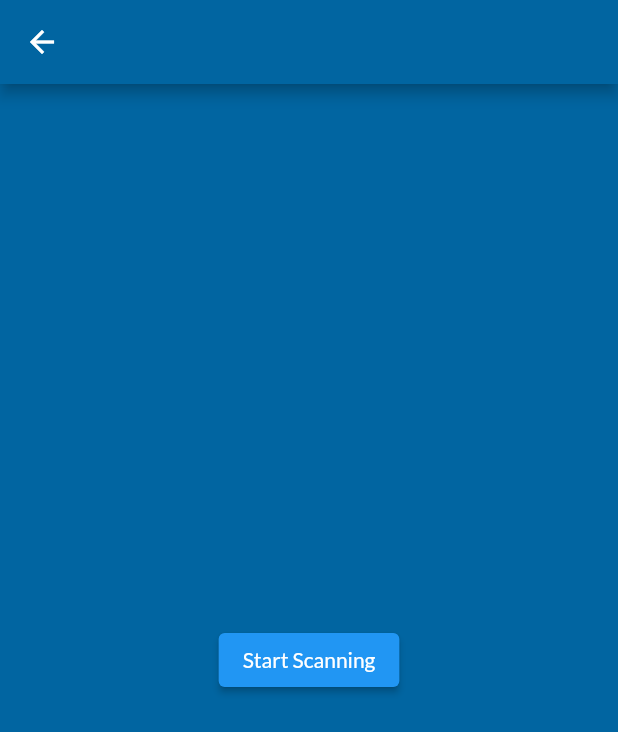
After one commit to kishanhitk/enviro_car, a Flutter app: the BluetoothPage screen opened by its route, after a tap on "Start Scanning", on a phone screen of 412 x 824 dp. The commit adds this screen. Shown: the top 732 px of the screen. Run offline on Flutter 3.47's test engine with Material 2 defaults, Android fonts, the phone set to English and light mode, and no system bars; our stand-ins replace bloc, dio, equatable, flutter_bloc, flutter_blue, google_fonts and 1 more; accounts and stored records are empty; generated files the repository leaves out were written again.

Commit message:
🚧 Add bluetooth package

```diff
--- a/lib/main.dart
+++ b/lib/main.dart
@@ -2,6 +2,7 @@ import 'package:enviro_car/blocs/authentication/authentication_bloc.dart';
 import 'package:enviro_car/consts/colors.dart';
 import 'package:enviro_car/models/user_model.dart';
 import 'package:enviro_car/services/auth/auth_services.dart';
+import 'package:enviro_car/view/bluetooth_page/bluetooth_page.dart';
 import 'package:enviro_car/view/dashboard_page/dashboard_page.dart';
 import 'package:enviro_car/view/landing_page/landing_page.dart';
 import 'package:enviro_car/view/login_page/login_page.dart';
@@ -65,6 +66,7 @@ class _MyAppState extends State<MyApp> {
             '/register': (ctx) => RegisterPage(),
             '/login': (ctx) => LoginPage(),
             '/dashboard': (ctx) => DashboardPage(),
+            '/bluetooth': (_) => BluetoothPage()
           },
         ),
       ),
--- /dev/null
+++ b/lib/view/bluetooth_page/bluetooth_page.dart
@@ -0,0 +1,45 @@
+import 'package:flutter/material.dart';
+import 'package:flutter_blue/flutter_blue.dart';
+
+class BluetoothPage extends StatefulWidget {
+  @override
+  _BluetoothPageState createState() => _BluetoothPageState();
+}
+
+class _BluetoothPageState extends State<BluetoothPage> {
+  FlutterBlue flutterBlue = FlutterBlue.instance;
+  @override
+  Widget build(BuildContext context) {
+    return SafeArea(
+      child: Scaffold(
+        appBar: AppBar(),
+        body: Center(
+          child: Column(
+            mainAxisAlignment: MainAxisAlignment.center,
+            children: [
+              ElevatedButton(
+                onPressed: () {
+                  // Start scanning
+                  flutterBlue.startScan(timeout: Duration(seconds: 4));
+                  flutterBlue.scanResults.listen((results) {
+                    // do something with scan results
+                    for (ScanResult r in results) {
+                      print('${r.device.name} found! rssi: ${r.rssi}');
+                    }
+                  });
+                },
+                child: Text("Start Scanning"),
+              ),
+            ],
+          ),
+        ),
+      ),
+    );
+  }
+
+  @override
+  void dispose() {
+    flutterBlue.stopScan();
+    super.dispose();
+  }
+}
--- a/lib/view/dashboard_page/dashboard_page.dart
+++ b/lib/view/dashboard_page/dashboard_page.dart
@@ -21,6 +21,12 @@ class DashboardPage extends StatelessWidget {
                   Navigator.of(context).pushReplacementNamed('/');
                 },
                 label: "Logout",
+              ),
+              AuthButton(
+                onPressed: () async {
+                  Navigator.of(context).pushNamed('/bluetooth');
+                },
+                label: "Bluetooth Page",
               )
             ],
           ),
--- a/pubspec.yaml
+++ b/pubspec.yaml
@@ -16,6 +16,7 @@ dependencies:
   dio: ^3.0.10
   equatable: ^2.0.0
   flutter_bloc: ^6.1.3
+  flutter_blue: ^0.8.0
   google_fonts: ^1.1.2
   hive: ^2.0.0
   path_provider: ^2.0.1
```
Also changed, not shown: pubspec.lock, 2 other files.
